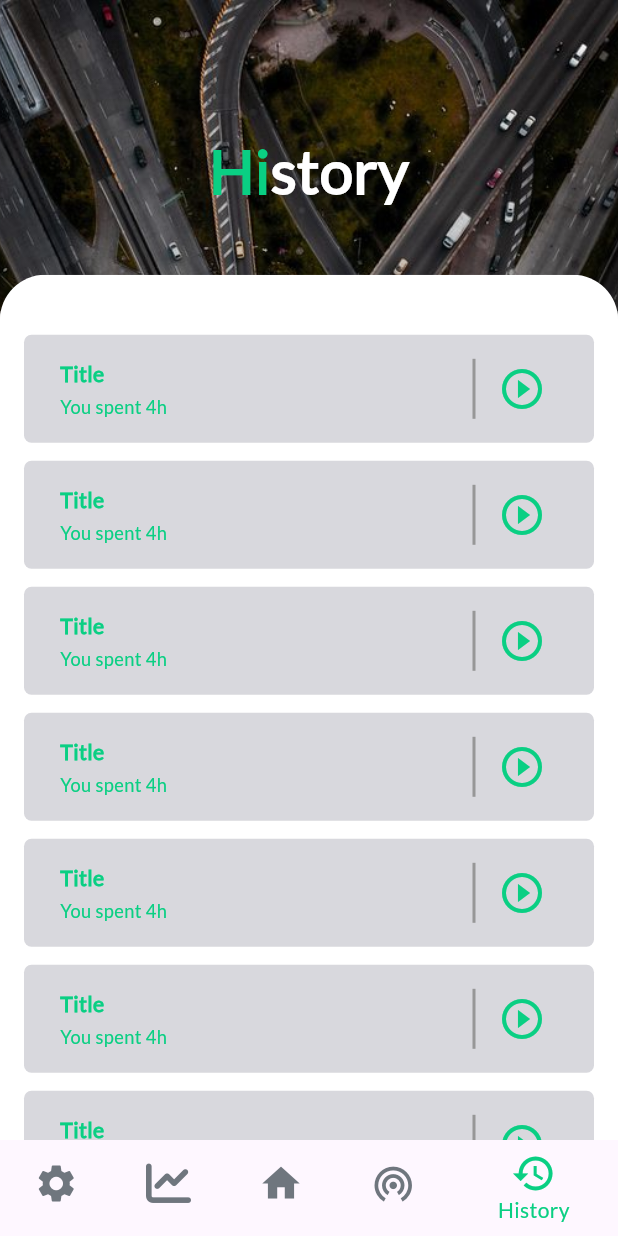
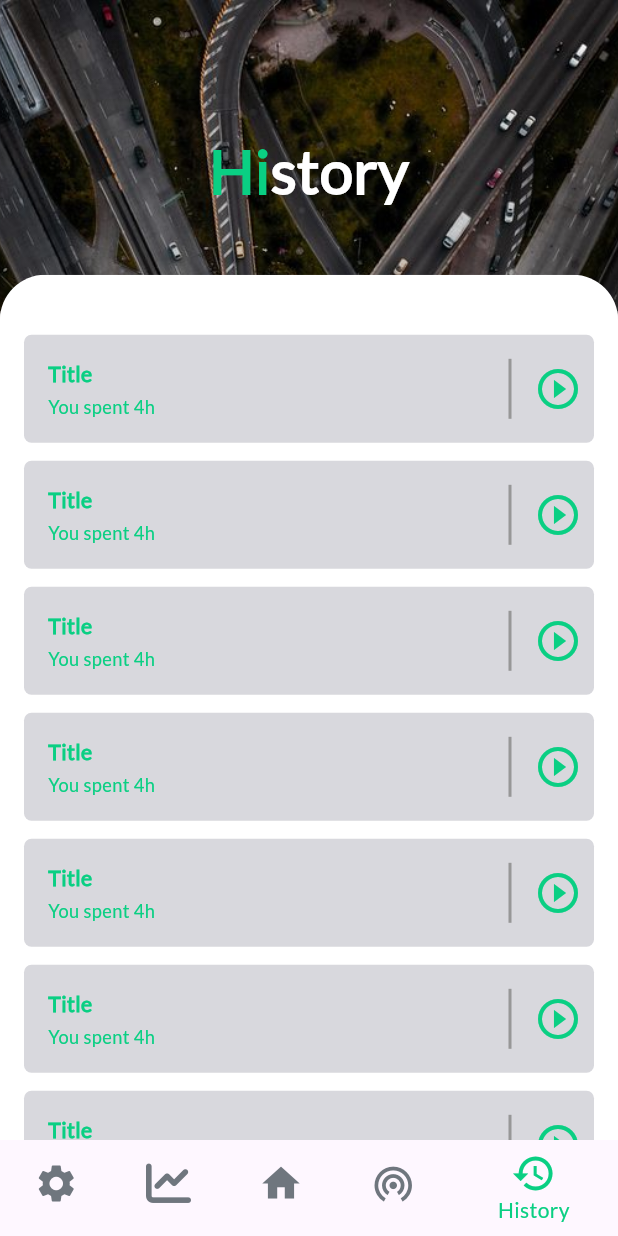
Before and after one commit to Bahnooos/graduation-project, a Flutter app: the screen it shows after launch, item 5 of the bottom bar chosen, on a phone screen of 412 x 824 dp. Run offline on Flutter 3.47's test engine with Material 3 defaults, Android fonts, the phone set to English and light mode, and no system bars; our stand-ins replace camera, device_preview, flutter_screenutil, font_awesome_flutter.

Commit message:
edit card padding

```diff
--- a/lib/features/history/presentation/views/widgets/video_record_card.dart
+++ b/lib/features/history/presentation/views/widgets/video_record_card.dart
@@ -10,7 +10,7 @@ class VideoRecordCard extends StatelessWidget {
   Widget build(BuildContext context) {
     return Container(
       margin: const EdgeInsets.only(bottom: 12),
-      padding: const EdgeInsets.symmetric(horizontal: 24, vertical: 12),
+      padding: const EdgeInsets.only(left: 16, top: 12, bottom: 12),
       decoration: BoxDecoration(
         color: AppColor.textFieldColor,
         borderRadius: BorderRadius.circular(5),
```
